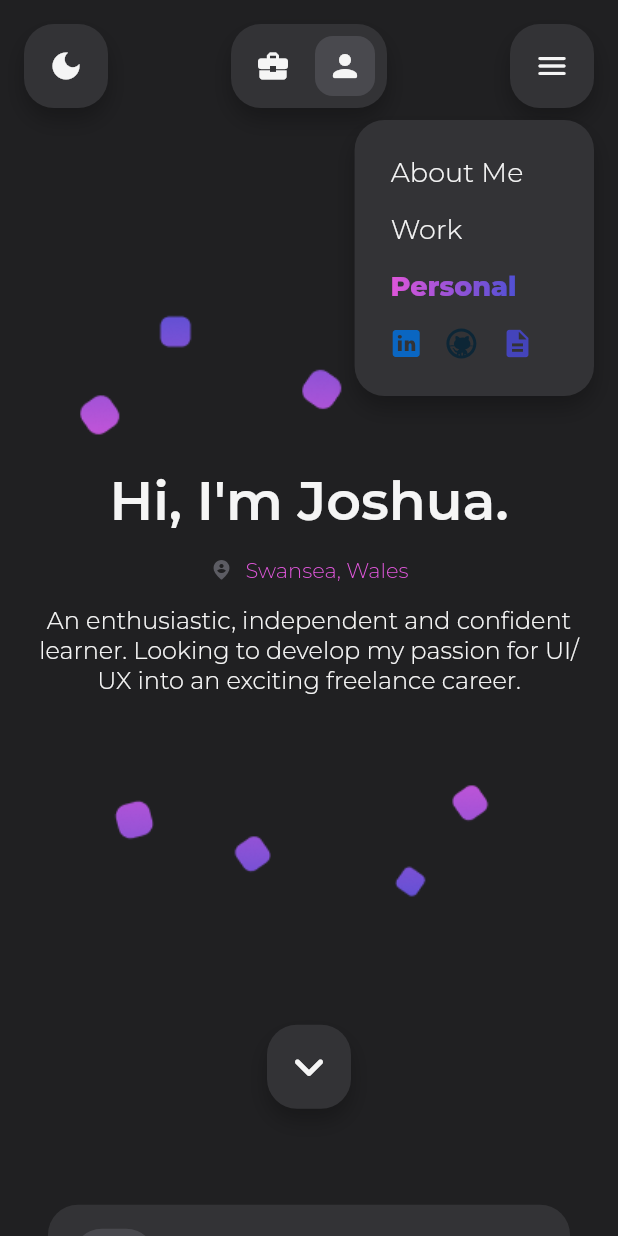
After one commit to joshtowell/flutter-portfolio, a Flutter app: the screen it shows after launch, after a tap on the "light mode" icon, after a tap on the "person" icon, after a tap on the "menu" icon, on a phone screen of 412 x 824 dp. The commit adds this screen. Run offline on Flutter 3.47's test engine with Material 2 defaults, Android fonts, the phone set to English and light mode, and no system bars; our stand-ins replace flutter_svg, google_fonts, shared_preferences.

Commit message:
Extracted navbar from landingPage and created provider for workPersonalController

```diff
--- /dev/null
+++ b/lib/components/navbar.dart
@@ -0,0 +1,172 @@
+import 'package:flutter/material.dart';
+import 'package:flutter_portfolio/controllers/work_personal_controller.dart';
+import 'package:flutter_svg/flutter_svg.dart';
+import 'package:provider/provider.dart';
+
+import '../constants.dart';
+import '../controllers/app_themes.dart';
+import 'change_theme_widget.dart';
+import 'elevating_button.dart';
+import 'elevating_switch.dart';
+
+class Navbar extends StatefulWidget {
+  const Navbar({Key? key}) : super(key: key);
+
+  @override
+  State<Navbar> createState() => _NavbarState();
+}
+
+class _NavbarState extends State<Navbar> {
+  bool isMenuOpen = false;
+
+  Widget highlightingButton({
+    required String text,
+    required LinearGradient highlightGradient,
+    required bool isSelected,
+    required Function() tapAction,
+  }) {
+    return GestureDetector(
+      child: Container(
+        padding: const EdgeInsets.all(defaultPadding * 0.5,),
+        color: Colors.transparent,
+        child: isSelected
+          ? ShaderMask(
+              blendMode: BlendMode.srcIn,
+              shaderCallback: (bounds) {
+                return highlightGradient.createShader(bounds);
+              },
+              child: Text(text, style: subtitle1(context)?.copyWith(fontWeight: FontWeight.w800,),),
+            )
+          : Text(text, style: subtitle2(context)?.copyWith(fontWeight: FontWeight.w300,),),
+      ),
+      onTap: tapAction,
+    );
+  }
+
+  Widget menu() {
+    final workPersonalProvider = Provider.of<WorkPersonalProvider>(context);
+    return ElevatingButton(
+      padding: const EdgeInsets.fromLTRB(defaultPadding, defaultPadding, defaultPadding * 2, defaultPadding,),
+      child: Column(
+        crossAxisAlignment: CrossAxisAlignment.start,
+        children: [
+          highlightingButton(
+            text: "About Me",
+            highlightGradient: purpleHighlightGradient,
+            isSelected: false,    // TODO: Create 'About Me' page and controller
+            tapAction: () => null,
+          ),
+          highlightingButton(
+            text: "Work",
+            highlightGradient: purpleHighlightGradient,
+            isSelected: workPersonalProvider.isWork,
+            tapAction: () => setState(() {
+              final provider = Provider.of<WorkPersonalProvider>(context, listen: false,);
+              provider.setWork();
+            }),
+          ),
+          highlightingButton(
+            text: "Personal",
+            highlightGradient: purpleHighlightGradient,
+            isSelected: workPersonalProvider.isPersonal,
+            tapAction: () => setState(() {
+              final provider = Provider.of<WorkPersonalProvider>(context, listen: false,);
+              provider.setPersonal();
+            }),
+          ),
+          Row(
+            mainAxisSize: MainAxisSize.min,
+            children: [
+              GestureDetector(
+                child: Container(
+                  padding: const EdgeInsets.all(defaultPadding * 0.4,),
+                  color: Colors.transparent,
+                  child: SvgPicture.asset("assets/svgs/linkedin_icon.svg", color: linkedInColour, colorBlendMode: BlendMode.srcIn, width: 24.0, height: 24.0,),
+                ),
+                // onTap: tapAction,    // TODO: Add OpenURL plugin for opening external webpages
+              ),
+              GestureDetector(
+                child: Container(
+                  padding: const EdgeInsets.all(defaultPadding * 0.4,),
+                  color: Colors.transparent,
+                  child: SvgPicture.asset("assets/svgs/github1_icon.svg", color: githubColour, colorBlendMode: BlendMode.srcIn, width: 24.0, height: 24.0,),
+                ),
+                // onTap: tapAction,    // TODO: Add OpenURL plugin for opening external webpages
+              ),
+              GestureDetector(
+                child: Container(
+                  padding: const EdgeInsets.all(defaultPadding * 0.5,),
+                  color: Colors.transparent,
+                  child: const Icon(Icons.description, color: purpleHighlightColour, size: 22.0,),
+                ),
+                // onTap: tapAction,    // TODO: Add OpenURL plugin for opening external webpages
+              ),
+            ],
+          ),
+        ],
+      ),
+    );
+  }
+
+  @override
+  void initState() {
+    super.initState();
+    // isMenuOpen = widget.isMenuOpen;
+    // workPersonalController = widget.workPersonalController;
+  }
+
+  @override
+  Widget build(BuildContext context) {
+    final workPersonalProvider = Provider.of<WorkPersonalProvider>(context);
+    return Padding(
+      padding: const EdgeInsets.symmetric(vertical: defaultPadding, horizontal: defaultPadding,),
+      child: Column(
+        crossAxisAlignment: CrossAxisAlignment.end,
+        children: [
+          Row(
+            mainAxisAlignment: MainAxisAlignment.spaceBetween,
+            children: [
+              ElevatingButton(
+                child: const ChangeThemeWidget(disableTap: true,),
+                tapAction: () {
+                  final provider = Provider.of<ThemeProvider>(context, listen: false,);
+                  provider.toggleTheme();
+                  if (isMenuOpen) setState(() => isMenuOpen = false);
+                },
+              ),
+              ElevatingSwitch(
+                initialState: [workPersonalProvider.isWork, workPersonalProvider.isPersonal,],
+                firstChild: const Icon(Icons.business_center),
+                firstAction: () => setState(() {
+                  final provider = Provider.of<WorkPersonalProvider>(context, listen: false,);
+                  provider.setWork();
+                  // workPersonalController = [true, false,];
+                  if (isMenuOpen) isMenuOpen = false;
+                }),
+                secondChild: const Icon(Icons.person_rounded),
+                secondAction: () => setState(() {
+                  final provider = Provider.of<WorkPersonalProvider>(context, listen: false,);
+                  provider.setPersonal();
+                  // workPersonalController = [false, true,];
+                  if (isMenuOpen) isMenuOpen = false;
+                }),
+              ),
+              ElevatingButton(
+                child: const Icon(Icons.menu_rounded),
+                tapAction: () => setState(() => isMenuOpen = !isMenuOpen),
+              ),
+            ],
+          ),
+          isMenuOpen
+            ? Column(
+                children: [
+                  const SizedBox(height: defaultPadding * 0.5,),
+                  menu(),
+                ],
+              )
+            : Container(),
+        ],
+      ),
+    );
+  }
+}
--- /dev/null
+++ b/lib/controllers/settings_controller.dart
@@ -0,0 +1,24 @@
+import 'package:shared_preferences/shared_preferences.dart';
+
+class SettingsController {
+  static late SharedPreferences _settingsController;
+
+  /// Init key-values (SharedPreferences)
+  static const String _sampleKey = "sampleValue";
+
+  /// Init key-values (Session)
+  static String _sampleKeySession = "sampleValue";
+
+  /// Load data values from local storage
+  static Future init() async {
+    _settingsController = await SharedPreferences.getInstance();
+  }
+
+  /// Getters and setters for key-values (Session)
+  static setSampleKeySession(String sampleValue) =>
+      _sampleKeySession = sampleValue;
+
+  /// Getters and setters for key-values (SharedPreferences)
+  static Future setSampleKey(String sampleValue) async =>
+    await _settingsController.setString(_sampleKey, sampleValue);
+}
--- /dev/null
+++ b/lib/controllers/work_personal_controller.dart
@@ -0,0 +1,17 @@
+import 'package:flutter/material.dart';
+
+class WorkPersonalProvider extends ChangeNotifier {
+  List<bool> workPersonalController = [true, false,];
+
+  bool get isWork => workPersonalController[0];
+  bool get isPersonal => workPersonalController[1];
+
+  void setWork() {
+    workPersonalController = [true, false,];
+    notifyListeners();
+  }
+  void setPersonal() {
+    workPersonalController = [false, true,];
+    notifyListeners();
+  }
+}
--- a/lib/main.dart
+++ b/lib/main.dart
@@ -1,12 +1,17 @@
 import 'package:flutter/material.dart';
+import 'package:flutter_portfolio/controllers/work_personal_controller.dart';
 import 'package:provider/provider.dart';
 
 import 'controllers/app_routes.dart';
 import 'controllers/app_themes.dart';
+import 'controllers/settings_controller.dart';
 import 'views/landing_page.dart';
 import 'views/projects_page.dart';
 
-void main() {
+void main() async {
+  WidgetsFlutterBinding.ensureInitialized();
+  // await SystemChrome.setPreferredOrientations(); // TODO: Explore orientation compatibility
+  await SettingsController.init();
   runApp(const MyApp());
 }
 
@@ -35,8 +40,12 @@
 
   @override
   Widget build(BuildContext context) {
-    return ChangeNotifierProvider(
-      create: (context) => ThemeProvider(),
+    return MultiProvider(
+      /// Allow multiple providers to be created
+      providers: [
+        ChangeNotifierProvider<ThemeProvider>(create: (_) => ThemeProvider()),
+        ChangeNotifierProvider<WorkPersonalProvider>(create: (_) => WorkPersonalProvider()),
+      ],
       builder: (context, _) {
         final themeProvider = Provider.of<ThemeProvider>(context);
         return MaterialApp(
--- a/lib/views/landing_page.dart
+++ b/lib/views/landing_page.dart
@@ -2,19 +2,19 @@
 
 import 'package:flutter/material.dart';
 import 'package:flutter_portfolio/components/change_theme_widget.dart';
+import 'package:flutter_portfolio/components/navbar.dart';
 import 'package:flutter_portfolio/constants.dart';
 import 'package:flutter_portfolio/controllers/responsive.dart';
-import 'package:flutter_svg/flutter_svg.dart';
 import 'package:provider/provider.dart';
 
 import '../components/education_card.dart';
 import '../components/elevating_button.dart';
-import '../components/elevating_switch.dart';
 import '../components/project_card.dart';
 import '../components/qualification_card.dart';
 import '../components/work_card.dart';
 import '../controllers/app_routes.dart';
 import '../controllers/app_themes.dart';
+import '../controllers/work_personal_controller.dart';
 
 class LandingPage extends StatefulWidget {
   const LandingPage({Key? key}) : super(key: key);
@@ -26,8 +26,6 @@
 class _LandingPageState extends State<LandingPage> {
   Size screenSize = Size(0.0, 0.0);
   bool isLightMode = false;
-  bool isMenuOpen = false;
-  List <bool> workPersonalController = [true, false,];
 
   Widget fontsTest() {
     return Column(
@@ -185,7 +183,7 @@
     );
   }
 
-  Widget highlightingButton({
+  /*Widget highlightingButton({
     required String text,
     required LinearGradient highlightGradient,
     required bool isSelected,
@@ -207,9 +205,9 @@
       ),
       onTap: tapAction,
     );
-  }
+  }*/
 
-  Widget menu() {
+  /*Widget menu() {
     return ElevatingButton(
       padding: const EdgeInsets.fromLTRB(defaultPadding, defaultPadding, defaultPadding * 2, defaultPadding,),
       child: Column(
@@ -271,9 +269,9 @@
         ],
       ),
     );
-  }
+  }*/
 
-  Widget navbar() {
+  /*Widget navbar() {
     return Padding(
       padding: const EdgeInsets.symmetric(vertical: defaultPadding, horizontal: defaultPadding,),
       child: Column(
@@ -320,10 +318,11 @@
         ],
       ),
     );
-  }
+  }*/
 
   Widget mobileBuild() {
     final themeProvider = Provider.of<ThemeProvider>(context);
+    final workPersonalProvider = Provider.of<WorkPersonalProvider>(context);
     return SingleChildScrollView(
       child: Padding(
         padding: EdgeInsets.symmetric(horizontal: defaultPadding, vertical: defaultPadding,),
@@ -344,7 +343,7 @@
                           child: Padding(
                             /// Temporary alignment adjustments until SVGs are ready
                             padding: const EdgeInsets.only(bottom: 32.0,),
-                            child: Image.asset(workPersonalController[0] ? "assets/images/work_art.png" : "assets/images/personal_art.png"),
+                            child: Image.asset(workPersonalProvider.isWork ? "assets/images/work_art.png" : "assets/images/personal_art.png"),
                           ),
                           // TODO: fix SVG opacity not obeying
                           /*ShaderMask(
@@ -377,7 +376,7 @@
                             "Swansea, Wales",
                             textAlign: TextAlign.center,
                             style: Theme.of(context).textTheme.bodyText2?.copyWith(
-                              color: workPersonalController[0]
+                              color: workPersonalProvider.isWork
                                   ? (themeProvider.isDarkMode ? backgroundColour3Dark : backgroundColour3Light)
                                   : (themeProvider.isDarkMode ? pinkHighlightColour : purpleHighlightColour),
                             ),
@@ -388,7 +387,7 @@
                       SizedBox(
                         height: screenSize.width * 0.25,
                         child: Text(
-                          workPersonalController[0]
+                          workPersonalProvider.isWork
                               ? "I am currently a Cyber Security Masters’ student, looking for a graduate job in the Cyber Security industry."
                               : "An enthusiastic, independent and confident learner. Looking to develop my passion for UI/UX into an exciting freelance career.",
                           textAlign: TextAlign.center,
@@ -412,7 +411,7 @@
             /// Start of second view
             Padding(
               padding: const EdgeInsets.symmetric(horizontal: defaultPadding,),
-              child: workPersonalController[0] ? workViewCards() : personalViewCards(),
+              child: workPersonalProvider.isWork ? workViewCards() : personalViewCards(),
             ),
           ],
         ),
@@ -436,6 +435,7 @@
   @override
   Widget build(BuildContext context) {
     screenSize = MediaQuery.of(context).size;
+    final workPersonalProvider = Provider.of<WorkPersonalProvider>(context);
     return Scaffold(
       body: SafeArea(
         child: Stack(
@@ -446,11 +446,11 @@
                 tablet: mobileBuild(),
                 desktop: desktopBuild(),
               ),
-              onTap: () {
+              /*onTap: () {
                 if (isMenuOpen) setState(() => isMenuOpen = false);
-              },
+              },*/
             ),
-            navbar(),
+            Navbar(),
           ],
         ),
       ),
--- /dev/null
+++ b/lib/views/work_details.dart
@@ -0,0 +1,10 @@
+import 'package:flutter/material.dart';
+
+class WorkDetails extends StatelessWidget {
+  const WorkDetails({Key? key}) : super(key: key);
+
+  @override
+  Widget build(BuildContext context) {
+    return Container();
+  }
+}
--- a/pubspec.yaml
+++ b/pubspec.yaml
@@ -41,6 +41,9 @@
 
   # Allow SVGs to be displayed
   flutter_svg: ^1.0.3
+
+  # Storing data locally (non-encrypted)
+  shared_preferences: ^2.0.15
 
 dev_dependencies:
   flutter_test:
```
Also changed, not shown: pubspec.lock.
